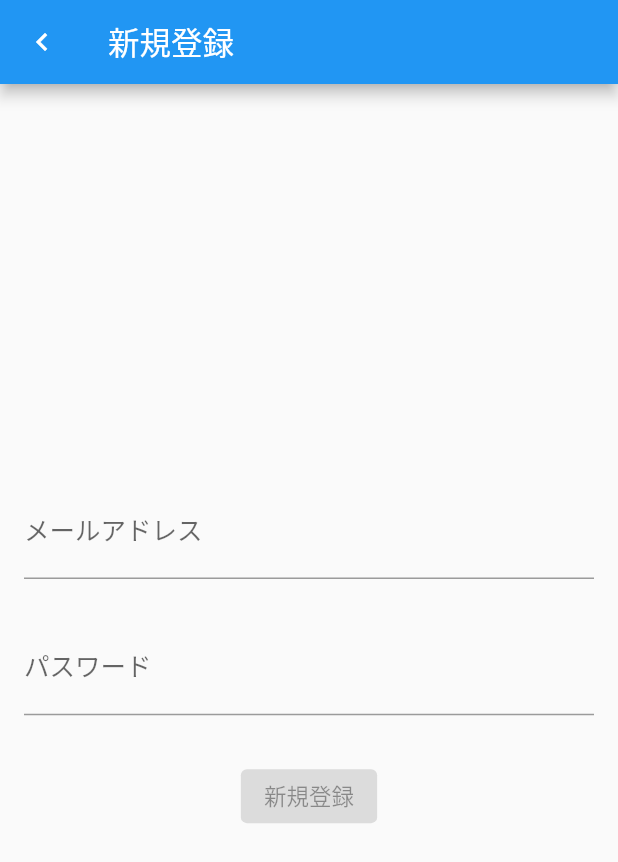
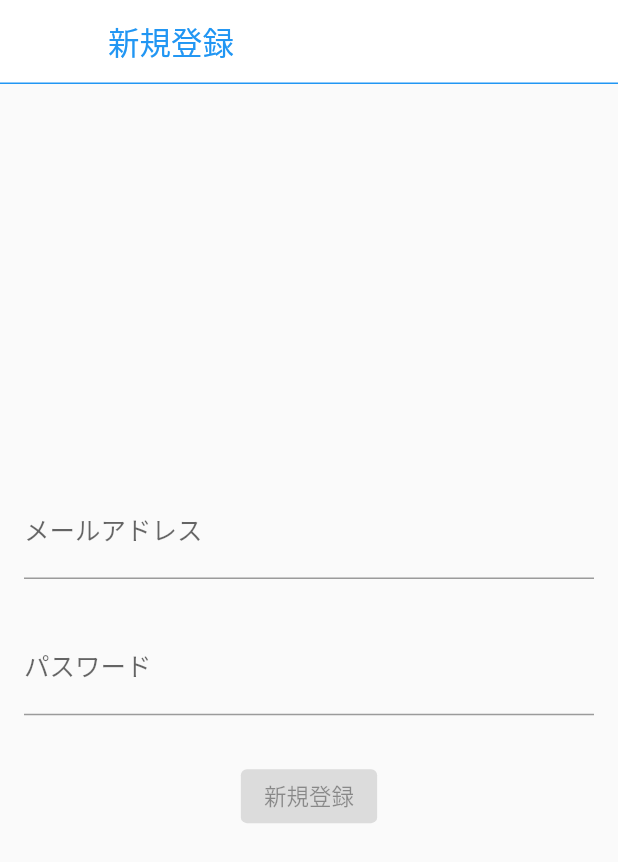
Before and after one commit to hiroyuki29/spimo, a Flutter app: the SignUpScreen screen opened by its route, on a phone screen of 412 x 824 dp. Shown: the top 862 px of the screen. Run offline on Flutter 3.47's test engine with Material 2 defaults, Android fonts, the phone set to English and light mode, and no system bars; our stand-ins replace cloud_firestore, email_validator, firebase_auth, firebase_core, fl_chart, flutter_hooks and 7 more; accounts and stored records are empty.

Commit message:
[update] AppBarの修正

```diff
--- a/lib/common_widget/app_bar/common_app_bar.dart
+++ b/lib/common_widget/app_bar/common_app_bar.dart
@@ -6,14 +6,20 @@ AppBar CommonAppBar({
   required String title,
 }) {
   return AppBar(
-    title: Text(title),
-    leading: Container(
-      child: IconButton(
-        icon: const Icon(
-          Icons.chevron_left,
-        ),
-        onPressed: () => context.pop(),
+    backgroundColor: Colors.white,
+    title: Text(
+      title,
+      style: const TextStyle(color: Colors.blue),
+    ),
+    leading: IconButton(
+      icon: const Icon(
+        Icons.chevron_left,
       ),
+      onPressed: () => context.pop(),
     ),
+    shape: const Border(
+      bottom: BorderSide(width: 1, color: Colors.blue),
+    ),
+    elevation: 0,
   );
 }
--- a/lib/features/books/presentation/screens/books_home_screen.dart
+++ b/lib/features/books/presentation/screens/books_home_screen.dart
@@ -80,7 +80,7 @@ class _BooksHomeScreenState extends ConsumerState<BooksHomeScreen> {
               separatorBuilder: (context, index) {
                 return const Divider(
                   height: 1,
-                  color: Colors.black,
+                  color: Colors.blue,
                 );
               },
             ),
--- a/lib/features/record/presentation/record_home_screen.dart
+++ b/lib/features/record/presentation/record_home_screen.dart
@@ -3,6 +3,7 @@ import 'package:flutter/material.dart';
 import 'package:flutter_riverpod/flutter_riverpod.dart';
 import 'package:speech_to_text/speech_recognition_result.dart';
 import 'package:speech_to_text/speech_to_text.dart';
+import 'package:spimo/common_widget/app_bar/common_app_bar.dart';
 import 'package:spimo/features/books/presentation/controller/current_book_controller.dart';
 import 'package:spimo/features/books/presentation/ui_compornent/book_list_tile.dart';
 import 'package:spimo/features/memos/domain/model/memo.dart';
@@ -66,9 +67,7 @@ class RecordHomeScreenState extends ConsumerState<RecordHomeScreen> {
     final currentBook = ref.watch(currentBookControllerProvider);
 
     return Scaffold(
-      appBar: AppBar(
-        title: const Text('spiMo'),
-      ),
+      appBar: CommonAppBar(context: context, title: 'Record'),
       body: currentBook == null
           ? const Text('no data')
           : GestureDetector(
```
Also changed, not shown: lib/features/account/presentation/screens/account_home_screen.dart (+7 -2 lines).
